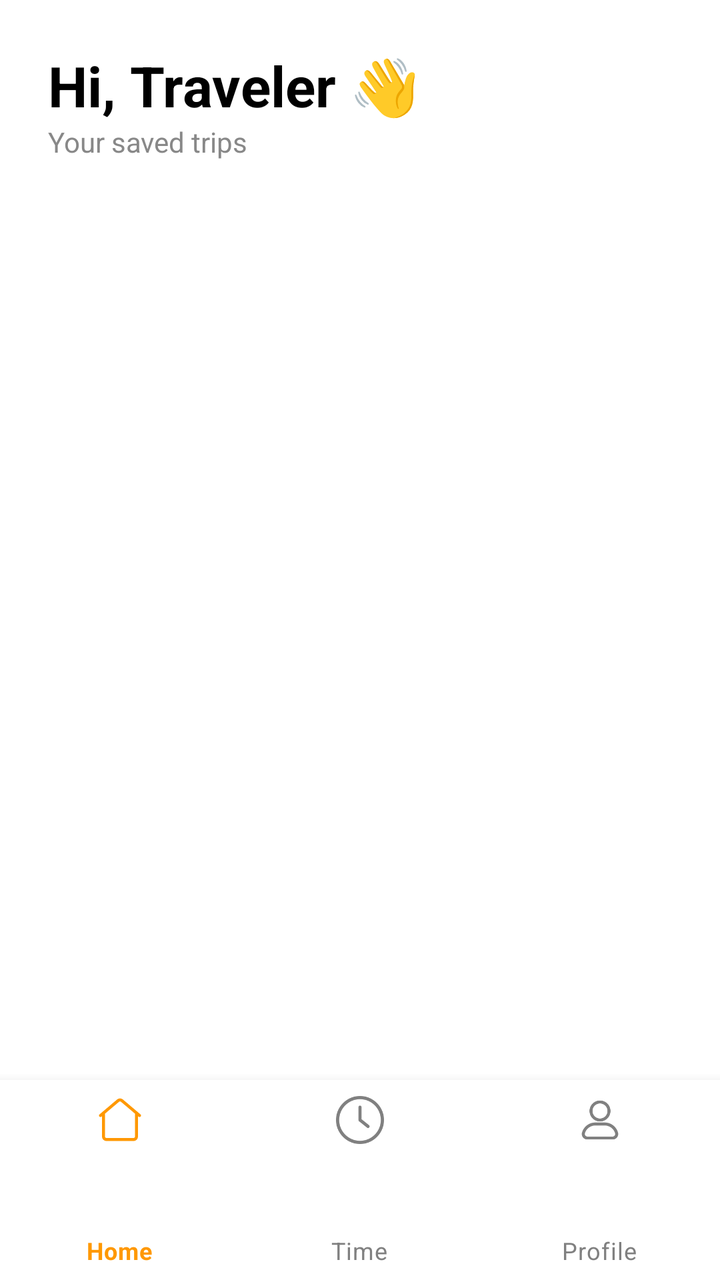
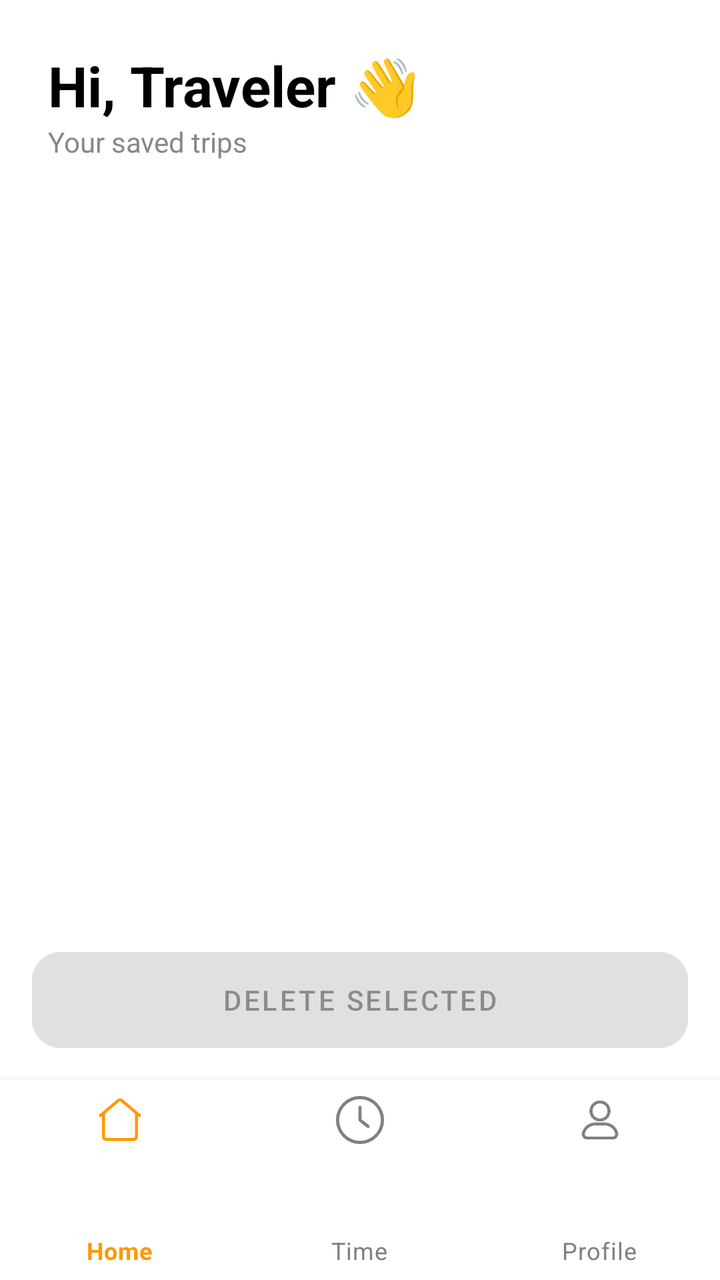

Compare the two renders of this Android layout. The source of the first and the diff that turns it into the second are given below.
<!-- AndroidManifest.xml: application theme Theme.MaterialComponents.DayNight.NoActionBar -->
<!-- res/layout/planscreen.xml -->
<?xml version="1.0" encoding="utf-8"?>
<androidx.constraintlayout.widget.ConstraintLayout
        xmlns:android="http://schemas.android.com/apk/res/android"
        xmlns:app="http://schemas.android.com/apk/res-auto"
        xmlns:tools="http://schemas.android.com/tools"
        android:layout_width="match_parent"
        android:layout_height="match_parent"
        android:background="@android:color/white"
        tools:context=".ui.home.plan.PlanScreen">

    
    <LinearLayout
        android:id="@+id/headerLayout"
        android:layout_width="0dp"
        android:layout_height="wrap_content"
        android:orientation="vertical"
        android:padding="24dp"
        app:layout_constraintEnd_toEndOf="parent"
        app:layout_constraintStart_toStartOf="parent"
        app:layout_constraintTop_toTopOf="parent">

        <TextView
            android:id="@+id/tvGreeting"
            android:layout_width="wrap_content"
            android:layout_height="wrap_content"
            android:text="Hi, Traveler 👋"
            android:textColor="@android:color/black"
            android:textSize="28sp"
            android:textStyle="bold" />

        <TextView
            android:id="@+id/tvSubtitle"
            android:layout_width="wrap_content"
            android:layout_height="wrap_content"
            android:text="Your saved trips"
            android:textColor="#888888"
            android:textSize="14sp" />
    </LinearLayout>

    
    <androidx.recyclerview.widget.RecyclerView
            android:id="@+id/rvPlans"
            android:layout_width="0dp"
            android:layout_height="0dp"
            android:clipToPadding="false"
            android:paddingStart="16dp"
            android:paddingEnd="16dp"
            android:paddingBottom="12dp"
            app:layout_constraintTop_toBottomOf="@id/headerLayout"
            app:layout_constraintBottom_toTopOf="@id/bottomNavigation"
            app:layout_constraintStart_toStartOf="parent"
            app:layout_constraintEnd_toEndOf="parent"
            tools:listitem="@layout/item_plan_card" />

    
    <com.google.android.material.bottomnavigation.BottomNavigationView
            android:id="@+id/bottomNavigation"
            android:layout_width="0dp"
            android:layout_height="100dp"
            android:background="?attr/colorSurface"
            app:itemIconSize="24dp"
            app:itemIconTint="@color/nav_item_color"
            app:itemTextColor="@color/nav_item_color"
            app:labelVisibilityMode="labeled"
            app:menu="@menu/bottom_nav_menu"
            app:layout_constraintStart_toStartOf="parent"
            app:layout_constraintEnd_toEndOf="parent"
            app:layout_constraintBottom_toBottomOf="parent" />

</androidx.constraintlayout.widget.ConstraintLayout>
<!-- res/layout/item_plan_card.xml (included above) -->
<?xml version="1.0" encoding="utf-8"?>
<androidx.cardview.widget.CardView xmlns:android="http://schemas.android.com/apk/res/android"
    xmlns:app="http://schemas.android.com/apk/res-auto"
    android:layout_width="match_parent"
    android:layout_height="220dp"
    android:layout_margin="16dp"
    app:cardCornerRadius="18dp"
    app:cardUseCompatPadding="true"
    app:cardElevation="3dp">

    <FrameLayout
        android:layout_width="match_parent"
        android:layout_height="match_parent">

        <ImageView
            android:id="@+id/imgThumb"
            android:layout_width="match_parent"
            android:layout_height="match_parent"
            android:scaleType="centerCrop" />

        
        <TextView
            android:id="@+id/tvTitle"
            android:layout_width="wrap_content"
            android:layout_height="wrap_content"
            android:layout_gravity="bottom|start"
            android:layout_margin="14dp"
            android:paddingHorizontal="12dp"
            android:paddingVertical="8dp"
            android:background="@drawable/bg_chip_dark"
            android:text="Destination"
            android:textColor="@android:color/white"
            android:textStyle="bold"/>
    </FrameLayout>
</androidx.cardview.widget.CardView>
<!-- resources referenced by this layout -->
<resources>
  <!-- drawable bg_chip_dark (drawable) -->
  <?xml version="1.0" encoding="utf-8"?>
  <shape xmlns:android="http://schemas.android.com/apk/res/android" android:shape="rectangle">
      <solid android:color="#CC000000"/>
      <corners android:radius="14dp"/>
  </shape>
</resources>

<!-- the commit's change to res/layout/planscreen.xml (unified diff, before → after) -->
@@ -47,10 +47,22 @@
             android:paddingEnd="16dp"
             android:paddingBottom="12dp"
             app:layout_constraintTop_toBottomOf="@id/headerLayout"
-            app:layout_constraintBottom_toTopOf="@id/bottomNavigation"
+            app:layout_constraintBottom_toTopOf="@id/btnDeleteSelected"
             app:layout_constraintStart_toStartOf="parent"
             app:layout_constraintEnd_toEndOf="parent"
             tools:listitem="@layout/item_plan_card" />
+
+    <Button
+            android:id="@+id/btnDeleteSelected"
+            android:layout_width="0dp"
+            android:layout_height="48dp"
+            android:layout_margin="16dp"
+            android:text="Delete Selected"
+            android:enabled="false"
+            android:background="@drawable/bg_button_disabled"
+            app:layout_constraintStart_toStartOf="parent"
+            app:layout_constraintEnd_toEndOf="parent"
+            app:layout_constraintBottom_toTopOf="@id/bottomNavigation"/>
 
     
     <com.google.android.material.bottomnavigation.BottomNavigationView
@@ -102,5 +114,13 @@
             android:text="Destination"
             android:textColor="@android:color/white"
             android:textStyle="bold"/>
+
+        <CheckBox
+            android:id="@+id/cbSelect"
+            android:layout_width="wrap_content"
+            android:layout_height="wrap_content"
+            android:layout_gravity="top|end"
+            android:layout_margin="10dp"
+            android:buttonTint="@color/button_active_text"/>
     </FrameLayout>
 </androidx.cardview.widget.CardView>
<!-- resource entries referenced after the edit -->
@@ -1,5 +1,11 @@
 <!-- resources referenced by this layout -->
 <resources>
+  <color name="button_active_text">#FFFFFF</color>
+  <!-- drawable bg_button_disabled (drawable) -->
+  <shape xmlns:android="http://schemas.android.com/apk/res/android">
+      <corners android:radius="14dp"/>
+      <solid android:color="#F0F0F0"/>
+  </shape>
   <!-- drawable bg_chip_dark (drawable) -->
   <?xml version="1.0" encoding="utf-8"?>
   <shape xmlns:android="http://schemas.android.com/apk/res/android" android:shape="rectangle">
